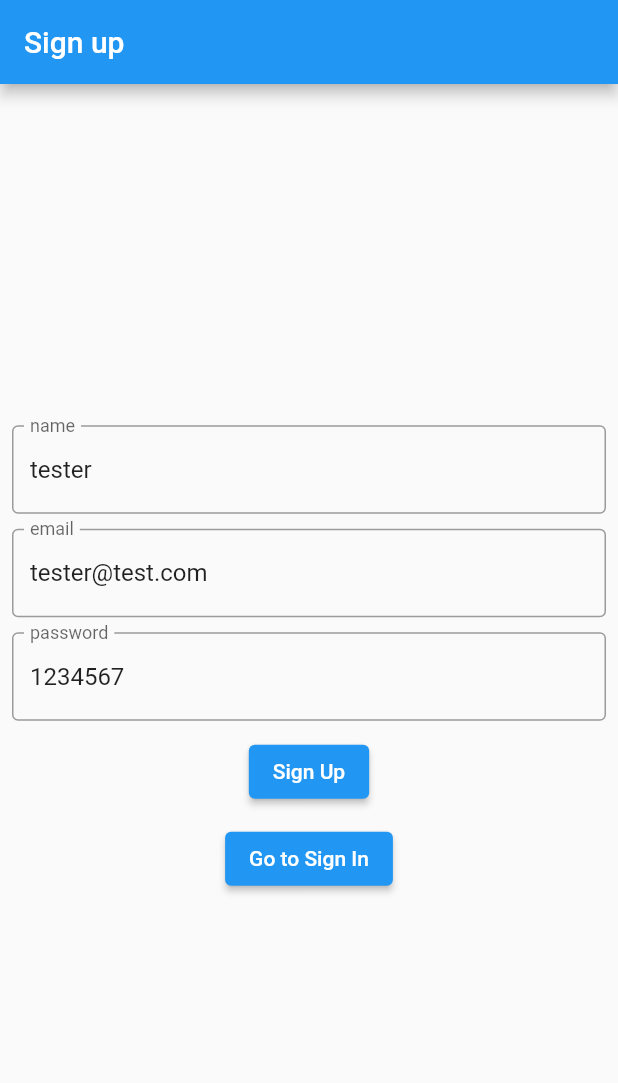
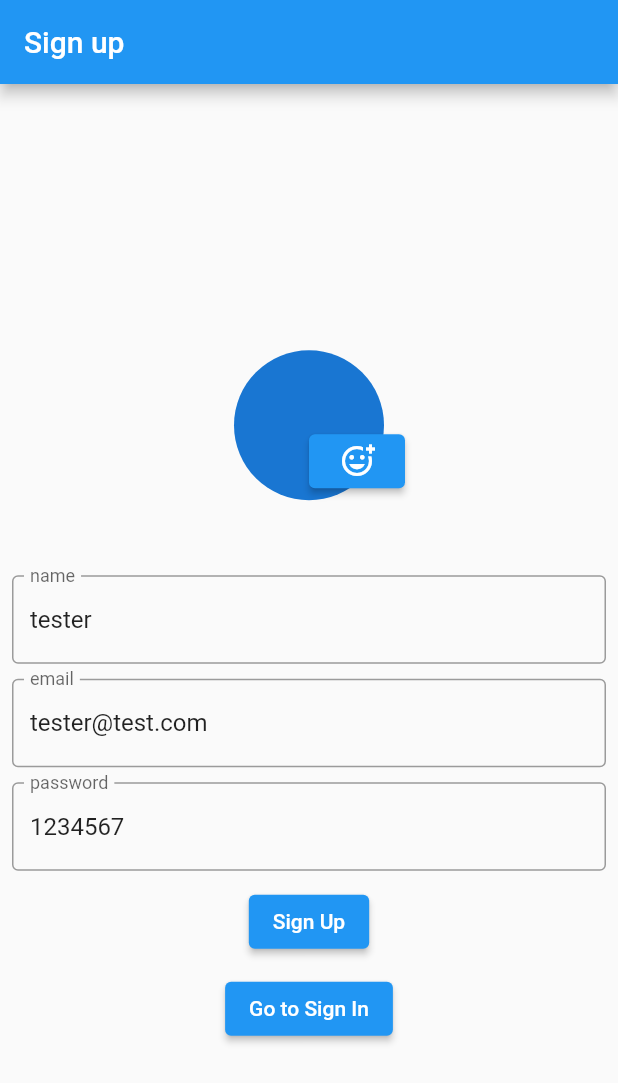
Before and after one commit to chapeI/architected, a Flutter app: the screen it shows after launch, on a phone screen of 412 x 824 dp. Shown: the top 1083 px of the screen. Run offline on Flutter 3.47's test engine with Material 2 defaults, Android fonts, the phone set to English and light mode, and no system bars; our stand-ins replace cloud_firestore, firebase_auth, firebase_core, firebase_storage, get_it, image_picker; accounts and stored records are empty; statements that could not run were skipped.

Commit message:
an image is required for signup

```diff
--- a/lib/views/auth_views/signup_view.dart
+++ b/lib/views/auth_views/signup_view.dart
@@ -1,8 +1,11 @@
 // ignore_for_file: prefer_const_constructors
+
+import 'dart:io';
 
 import 'package:architectured/services/singletons.dart';
 import 'package:architectured/services/user_controller.dart';
 import 'package:flutter/material.dart';
+import 'package:image_picker/image_picker.dart';
 
 class SignUpView extends StatefulWidget {
   Function toggleAuthView;
@@ -17,6 +20,17 @@ class _SignUpViewState extends State<SignUpView> {
   TextEditingController emailController = TextEditingController();
   TextEditingController passwordController = TextEditingController();
   final _formKey = GlobalKey<FormState>();
+  File? _pickedImagePath;
+
+  Future<void> setImagePath() async {
+    final pickedImage =
+        await ImagePicker().pickImage(source: ImageSource.gallery);
+    if (pickedImage == null) return;
+    final pickedImagePath = File(pickedImage.path);
+    setState(() {
+      _pickedImagePath = pickedImagePath;
+    });
+  }
 
   @override
   Widget build(BuildContext context) {
@@ -31,6 +45,30 @@ class _SignUpViewState extends State<SignUpView> {
         child: Form(
           key: _formKey,
           child: Column(mainAxisAlignment: MainAxisAlignment.center, children: [
+            Stack(
+              children: [
+                Container(
+                  margin: EdgeInsets.all(50),
+                  child: CircleAvatar(
+                    radius: 50,
+                    backgroundImage: _pickedImagePath == null
+                        ? null
+                        : FileImage(_pickedImagePath!),
+                  ),
+                ),
+                Positioned(
+                  left: 100,
+                  top: 100,
+                  child: ElevatedButton(
+                    child: Icon(
+                      Icons.add_reaction_outlined,
+                      color: Colors.white,
+                    ),
+                    onPressed: setImagePath,
+                  ),
+                )
+              ],
+            ),
             TextFormField(
               controller: nameController,
               validator: (value) {
@@ -76,6 +114,10 @@ class _SignUpViewState extends State<SignUpView> {
             ElevatedButton(
                 onPressed: () async {
                   if (_formKey.currentState!.validate()) {
+                    if (_pickedImagePath == null) {
+                      showSnackBar(context,
+                          'need a profile picture, click on the smiley above to add one');
+                    } else {
                       try {
                         await getIt.get<UserController>().register(
                             emailController.text,
@@ -83,9 +125,8 @@ class _SignUpViewState extends State<SignUpView> {
                             nameController.text);
                         Navigator.pushNamed(context, '/home');
                       } catch (e) {
-                      ScaffoldMessenger.of(context)
-                          .showSnackBar(SnackBar(content: Text('error: $e')));
-                      print('error: $e');
+                        showSnackBar(context, 'error: $e');
+                      }
                     }
                   }
                 },
@@ -104,3 +145,9 @@ class _SignUpViewState extends State<SignUpView> {
     );
   }
 }
+
+ScaffoldFeatureController<SnackBar, SnackBarClosedReason> showSnackBar(
+    BuildContext context, message) {
+  return ScaffoldMessenger.of(context)
+      .showSnackBar(SnackBar(content: Text(message)));
+}
--- a/pubspec.yaml
+++ b/pubspec.yaml
@@ -39,6 +39,7 @@ dependencies:
   firebase_auth: ^3.3.11
   get_it: ^7.2.0
   firebase_storage: ^10.2.9
+  image_picker: ^0.8.4+11
 
 dev_dependencies:
   flutter_test:
```
Also changed, not shown: pubspec.lock. Lines whose indentation alone changed are shown as unchanged.
